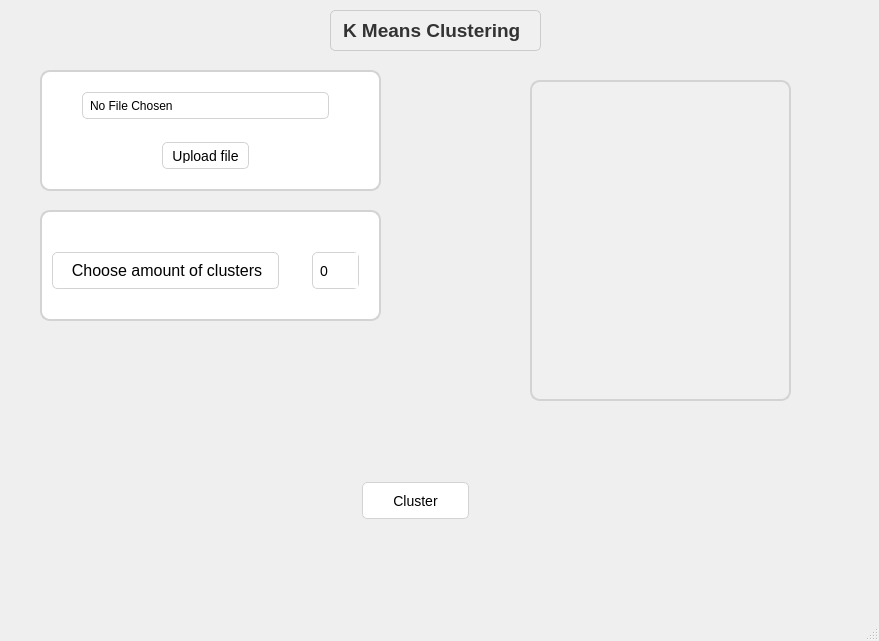
Old version of the form application/mainwindow.ui in the repository Goathemode/DSBA-CPP-2024-Project.
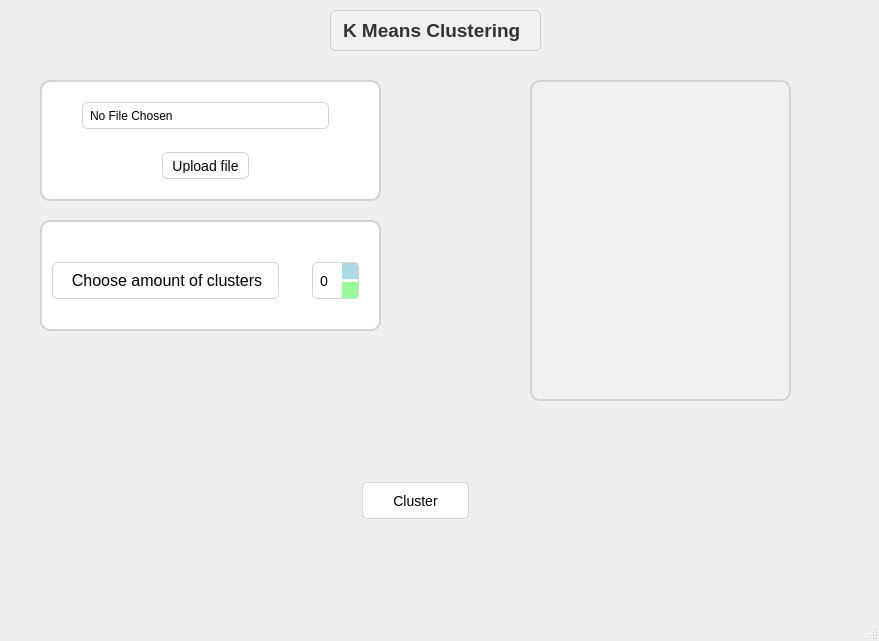
New version of the form. Icons and pictures are not drawn.

Diff of the .ui file:
```diff
--- a/application/mainwindow.ui
+++ b/application/mainwindow.ui
@@ -138,7 +138,7 @@
     <property name="geometry">
      <rect>
       <x>30</x>
-      <y>60</y>
+      <y>70</y>
       <width>361</width>
       <height>141</height>
      </rect>
@@ -236,7 +236,7 @@
     <property name="geometry">
      <rect>
       <x>30</x>
-      <y>200</y>
+      <y>210</y>
       <width>361</width>
       <height>131</height>
      </rect>
@@ -283,11 +283,6 @@
     margin: 2px; 
     color: #000000; 
     font-size: 14px; 
-}
-
-QLabel:hover {
-    background-color: #f0f0f0; 
-    border: 1px solid #b0b0b0; 
 }</string>
      </property>
      <property name="text">
@@ -305,13 +300,13 @@
      </property>
      <property name="styleSheet">
       <string notr="true">QSpinBox {
-    background-color: #ffffff; /* White background */
-    border: 1px solid #d3d3d3; /* Light gray border */
-    border-radius: 5px; /* Rounded corners */
-    padding: 5px; /* Inner spacing */
-    margin: 2px; /* Outer spacing */
-    color: #000000; /* Black text */
-    font-size: 14px; /* Font size */
+    background-color: #ffffff; 
+    border: 1px solid #d3d3d3; 
+    border-radius: 5px; 
+    padding: 5px; 
+    margin: 2px; 
+    color: #000000; 
+    font-size: 14px; 
 }
 
 QSpinBox:hover {
@@ -319,22 +314,33 @@
     border: 1px solid #b0b0b0; /* Slightly darker gray border when hovered */
 }
 
-QSpinBox::up-button, QSpinBox::down-button {
-    background-color: #ffffff; /* White background for buttons */
-    border: none; /* No border for buttons */
-    width: 16px; /* Width of the buttons */
-    height: 16px; /* Height of the buttons */
+QSpinBox::up-button {
+    background-color: #add8e6; 
+    border: none;
+    width: 16px;
+    height: 16px; 
 }
 
-QSpinBox::up-button:hover, QSpinBox::down-button:hover {
-    background-color: #f0f0f0; /* Slightly lighter background for buttons when hovered */
+QSpinBox::up-button:hover {
+    background-color: #87ceeb; 
+}
+
+QSpinBox::down-button {
+    background-color: #98fb98; 
+    border: none;
+    width: 16px;
+    height: 16px; 
+}
+
+QSpinBox::down-button:hover {
+    background-color: #90ee90; 
 }
 
 QSpinBox::up-arrow, QSpinBox::down-arrow {
-    width: 7px; /* Width of the arrows */
-    height: 7px; /* Height of the arrows */
-    image: url(none); /* Use default arrow icons */
-}</string>
+    width: 7px; 
+    height: 7px; 
+}
+</string>
      </property>
     </widget>
    </widget>
```
Left out of the diff: 4 changed lines with no effect on the pictures.
